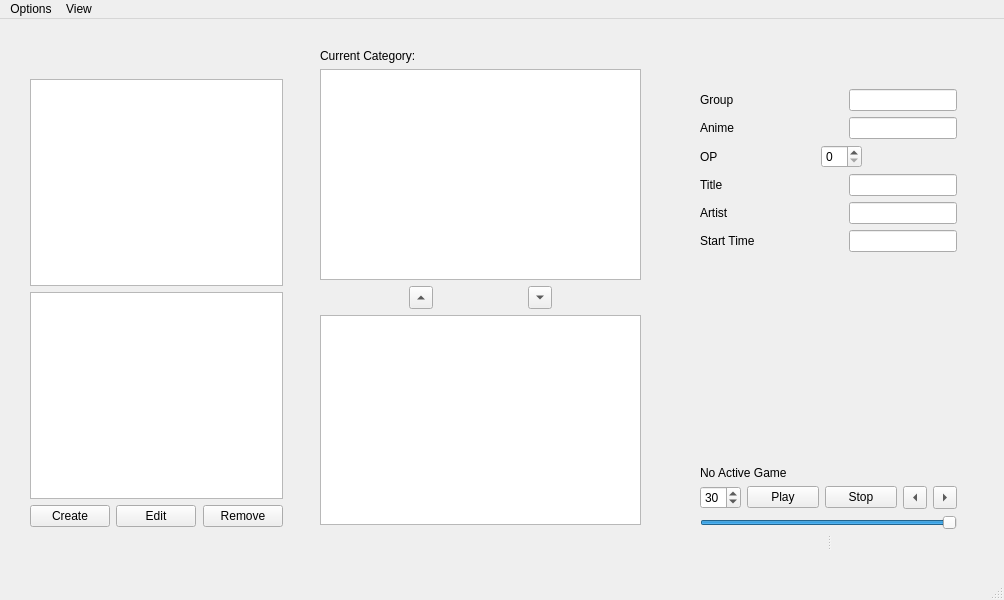
AlexjHeat/MusicTriviaPy, file controlwindow.ui: the form before one commit.
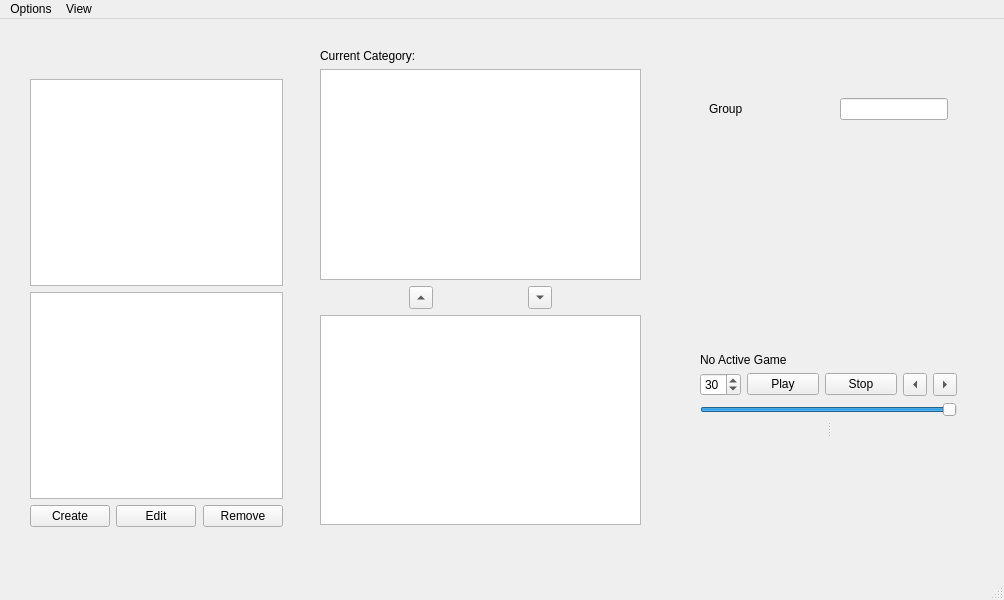
The form after the commit. The open tabs and pages were chosen to show the change.

Commit message:
Can now change group name directly
will update each song within it to new group name

Diff of the .ui file:
```diff
--- a/controlwindow.ui
+++ b/controlwindow.ui
@@ -213,10 +213,19 @@
       <x>700</x>
       <y>50</y>
       <width>257</width>
-      <height>481</height>
+      <height>368</height>
      </rect>
     </property>
-    <layout class="QVBoxLayout" name="verticalLayout_3">
+    <layout class="QVBoxLayout" name="song_layout">
+     <item>
+      <widget class="QStackedWidget" name="song_group_info_display">
+       <property name="currentIndex">
+        <number>0</number>
+       </property>
+       <widget class="QWidget" name="songInfoPage">
+        <layout class="QVBoxLayout" name="verticalLayout_2">
+         <item>
+          <layout class="QVBoxLayout" name="verticalLayout">
      <item>
       <widget class="QLabel" name="fileNameLabel">
        <property name="text">
@@ -368,6 +377,57 @@
         </widget>
        </item>
       </layout>
+           </item>
+          </layout>
+         </item>
+        </layout>
+       </widget>
+       <widget class="QWidget" name="groupInfoPage">
+        <layout class="QVBoxLayout" name="verticalLayout_3">
+         <item>
+          <widget class="QLabel" name="empty_label">
+           <property name="text">
+            <string/>
+           </property>
+          </widget>
+         </item>
+         <item>
+          <layout class="QHBoxLayout" name="horizontalLayout_12">
+           <item>
+            <widget class="QLabel" name="label_7">
+             <property name="text">
+              <string>Group</string>
+             </property>
+            </widget>
+           </item>
+           <item>
+            <widget class="QLineEdit" name="group_name_edit">
+             <property name="sizePolicy">
+              <sizepolicy hsizetype="Fixed" vsizetype="Fixed">
+               <horstretch>0</horstretch>
+               <verstretch>0</verstretch>
+              </sizepolicy>
+             </property>
+            </widget>
+           </item>
+          </layout>
+         </item>
+         <item>
+          <spacer name="verticalSpacer">
+           <property name="orientation">
+            <enum>Qt::Vertical</enum>
+           </property>
+           <property name="sizeHint" stdset="0">
+            <size>
+             <width>20</width>
+             <height>40</height>
+            </size>
+           </property>
+          </spacer>
+         </item>
+        </layout>
+       </widget>
+      </widget>
      </item>
      <item>
       <spacer name="verticalSpacer_2">
```
Left out of the diff: 6 changed lines with no effect on the pictures. Lines whose indentation alone changed are shown as unchanged. The commit also changes 10 other files.
